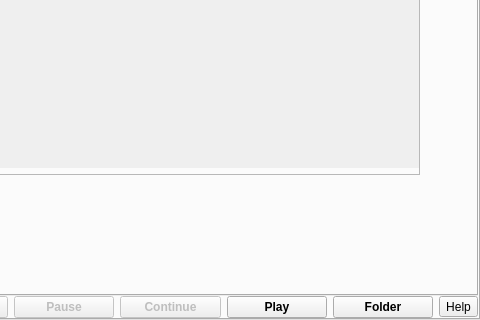
First picture: the form in src/formMainWindow.ui, repository vkohaupt/vokoscreenNG, before the edit; both pictures show x 230 to 710 and y 108 to 428 of the 710 by 428 pixel window.
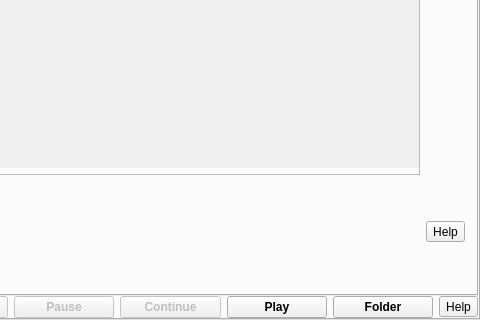
Second picture: the form after the edit. The open tabs and pages were chosen to show the change. Icons and pictures are not drawn.

Commit message: Help: add helpbutton help_screencast_audiocodec

The edit to the form file:
```diff
--- a/src/formMainWindow.ui
+++ b/src/formMainWindow.ui
@@ -563,6 +563,13 @@
                 </property>
                </spacer>
               </item>
+              <item>
+               <widget class="QToolButton" name="help_screencast_audiocodec">
+                <property name="text">
+                 <string notr="true">Help</string>
+                </property>
+               </widget>
+              </item>
              </layout>
             </item>
             <item>
```
Left out of the diff: 2 changed lines with no effect on the pictures.
